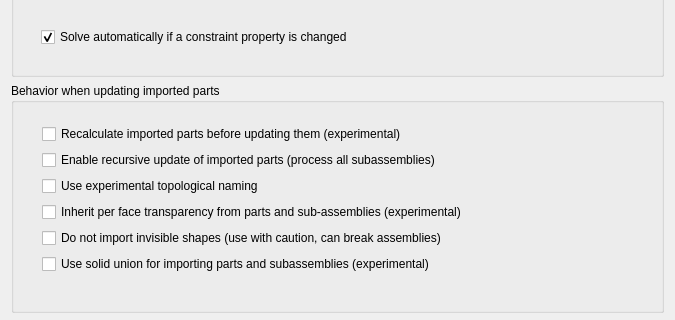
This is GuiA2p/Resources/ui/a2p_prefs.ui in kbwbe/A2plus as Qt 5 draws it before an edit; both pictures show x 0 to 675 and y 190 to 510 of the 675 by 850 pixel window. The edited form follows.
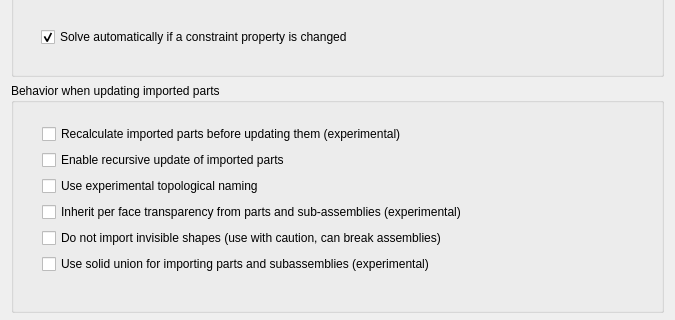
This is the edited form. Custom widgets are drawn as their Qt base class.

Commit message:
remove unnecessary words
- keep uniformity of preferences entries
- in a later commit I will add tooltips to every setting

The edit to the form file:
```diff
--- a/GuiA2p/Resources/ui/a2p_prefs.ui
+++ b/GuiA2p/Resources/ui/a2p_prefs.ui
@@ -105,7 +105,7 @@
        <item>
         <widget class="Gui::PrefCheckBox" name="checkBox_5">
          <property name="text">
-          <string>Enable recursive update of imported parts (process all subassemblies)</string>
+          <string>Enable recursive update of imported parts</string>
          </property>
          <property name="prefEntry" stdset="0">
           <cstring>enableRecursiveUpdate</cstring>
```
